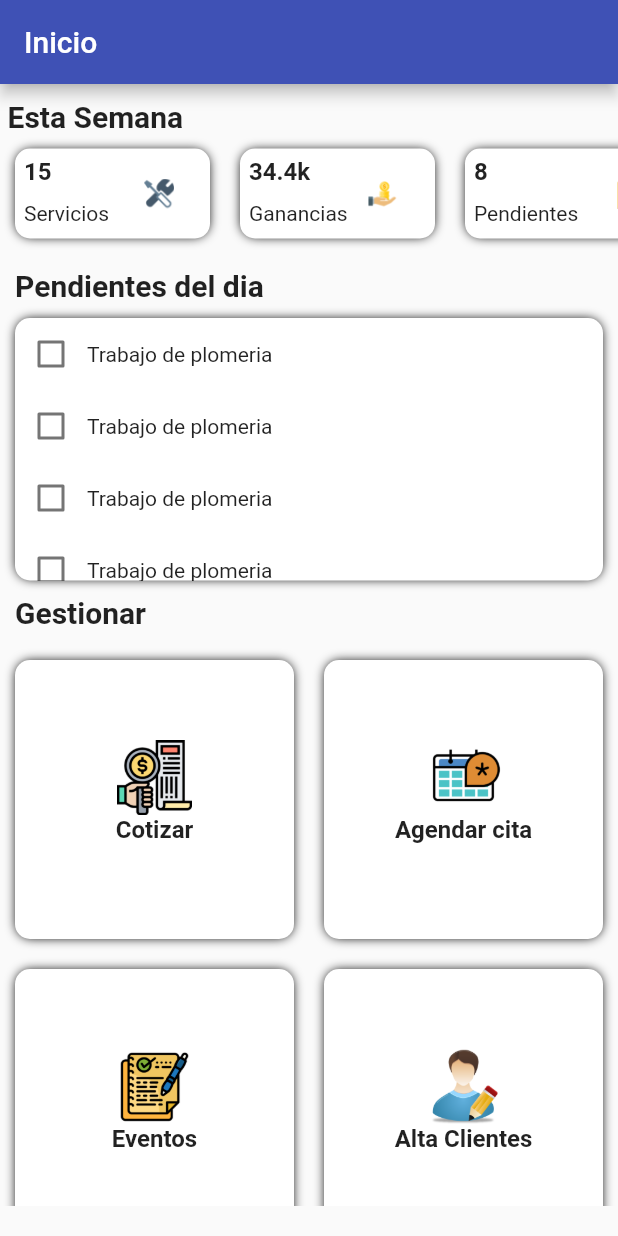
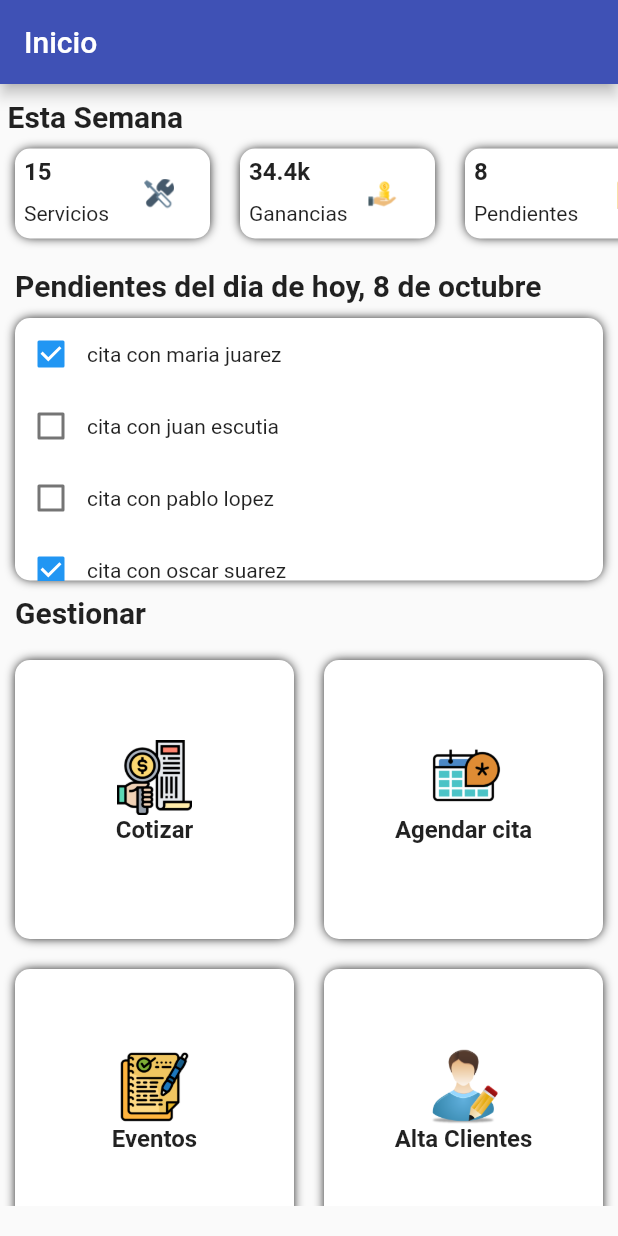
Before and after one commit to zayser99/ServicesManagerApp, a Flutter app: the screen it shows after launch, on a phone screen of 412 x 824 dp. Run offline on Flutter 3.47's test engine with Material 2 defaults, Android fonts, the phone set to English and light mode, and no system bars.

Commit message:
se crearon las pantallas y su navegacion para algunas

```diff
--- a/lib/screens/screens.dart
+++ b/lib/screens/screens.dart
@@ -1,2 +1,8 @@
 export 'package:services_manager_app/screens/home_sreen.dart';
 export 'package:services_manager_app/screens/eventos_screen.dart';
+export 'package:services_manager_app/screens/citas_screen.dart';
+export 'package:services_manager_app/screens/clientes_screen.dart';
+export 'package:services_manager_app/screens/cotizar_screen.dart';
+export 'package:services_manager_app/screens/estadisticas_screen.dart';
+export 'package:services_manager_app/screens/pendientes_screen.dart';
+export 'package:services_manager_app/screens/servicios_screen.dart';
--- a/lib/widgets/big_card.dart
+++ b/lib/widgets/big_card.dart
@@ -2,20 +2,21 @@ import 'package:flutter/material.dart';
 
 class BigCard extends StatelessWidget {
   final String? title;
+  final String? ruta;
   final String? toImage;
 
-  const BigCard({Key? key, this.title, required this.toImage})
+  const BigCard({Key? key, this.title, this.ruta, required this.toImage})
       : super(key: key);
 
   @override
   Widget build(BuildContext context) {
-    return contenedor(context);
+    return contenedor(context, ruta!);
   }
 
-  Widget contenedor(context) {
+  Widget contenedor(context, String ruta) {
     return GestureDetector(
       onTap: () {
-        Navigator.pushNamed(context, 'eventos');
+        Navigator.pushNamed(context, ruta);
       },
       child: Container(
         padding: const EdgeInsets.all(6),
--- a/lib/widgets/gestionar.dart
+++ b/lib/widgets/gestionar.dart
@@ -29,22 +29,27 @@ class Gestionar extends StatelessWidget {
             children: const [
               BigCard(
                 title: 'Cotizar',
+                ruta: 'cotizarScreen',
                 toImage: 'assets/big_icon/cotizar.png',
               ),
               BigCard(
                 title: 'Agendar cita',
+                ruta: 'citasScreen',
                 toImage: 'assets/big_icon/citas.png',
               ),
               BigCard(
                 title: 'Eventos',
+                ruta: 'eventosScreen',
                 toImage: 'assets/big_icon/eventos.png',
               ),
               BigCard(
                 title: 'Alta Clientes',
+                ruta: 'clientesScreen',
                 toImage: 'assets/big_icon/clientes.png',
               ),
               BigCard(
                 title: 'Alta Servicios',
+                ruta: 'serviciosScreen',
                 toImage: 'assets/big_icon/servicios.png',
               ),
             ],
--- a/lib/widgets/pendientes.dart
+++ b/lib/widgets/pendientes.dart
@@ -5,20 +5,21 @@ class Pendientes extends StatelessWidget {
 
   @override
   Widget build(BuildContext context) {
-    return contenedorlista();
+    return contenedorlista('8 de octubre');
   }
 }
 
-Widget contenedorlista() {
+Widget contenedorlista(String fecha) {
   return Column(
     crossAxisAlignment: CrossAxisAlignment.start,
     children: [
       Container(
         padding: const EdgeInsets.only(top: 10, left: 5),
         margin: const EdgeInsets.only(left: 5, right: 5),
-        child: const Text('Pendientes del dia',
+        child: Text('Pendientes del dia de hoy, $fecha',
+            overflow: TextOverflow.ellipsis,
             textAlign: TextAlign.start,
-            style: TextStyle(fontWeight: FontWeight.bold, fontSize: 20)),
+            style: const TextStyle(fontWeight: FontWeight.bold, fontSize: 20)),
       ),
       Container(
         width: double.infinity,
@@ -38,11 +39,11 @@ Widget contenedorlista() {
         ),
         child: ListView(
           children: [
-            pendiente(),
-            pendiente(),
-            pendiente(),
-            pendiente(),
-            pendiente(),
+            pendiente(true, 'cita con maria juarez'),
+            pendiente(false, 'cita con juan escutia'),
+            pendiente(false, 'cita con pablo lopez'),
+            pendiente(true, 'cita con oscar suarez'),
+            pendiente(false, 'cita con ana zavala'),
           ],
         ),
       ),
@@ -50,8 +51,7 @@ Widget contenedorlista() {
   );
 }
 
-Widget pendiente() {
-  bool activado = false;
+Widget pendiente(bool activado, String titulo) {
   return Row(
     children: [
       Checkbox(
@@ -60,7 +60,7 @@ Widget pendiente() {
           activado = valor!;
         },
       ),
-      const Text('Trabajo de plomeria'),
+      Text(titulo),
     ],
   );
 }
```
Also changed, not shown: lib/screens/citas_screen.dart (added, +15 -0 lines), lib/screens/clientes_screen.dart (added, +15 -0 lines), lib/screens/cotizar_screen.dart (added, +15 -0 lines), lib/screens/estadisticas_screen.dart (added, +15 -0 lines), lib/screens/pendientes_screen.dart (added, +15 -0 lines), lib/screens/servicios_screen.dart (added, +15 -0 lines).
